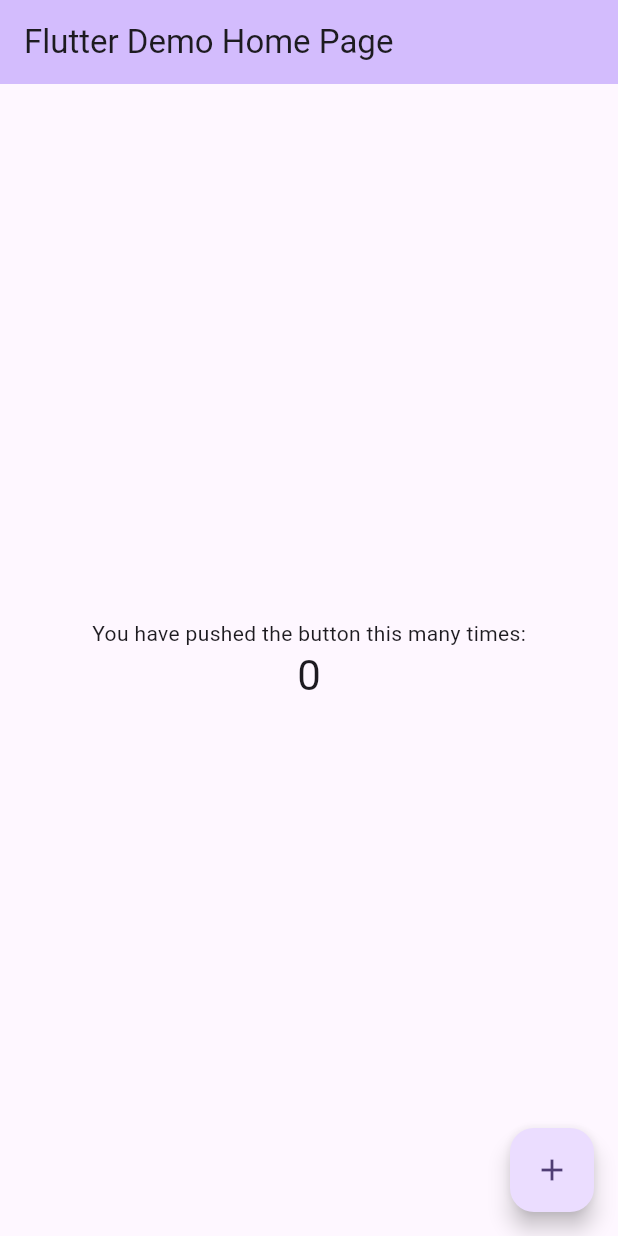
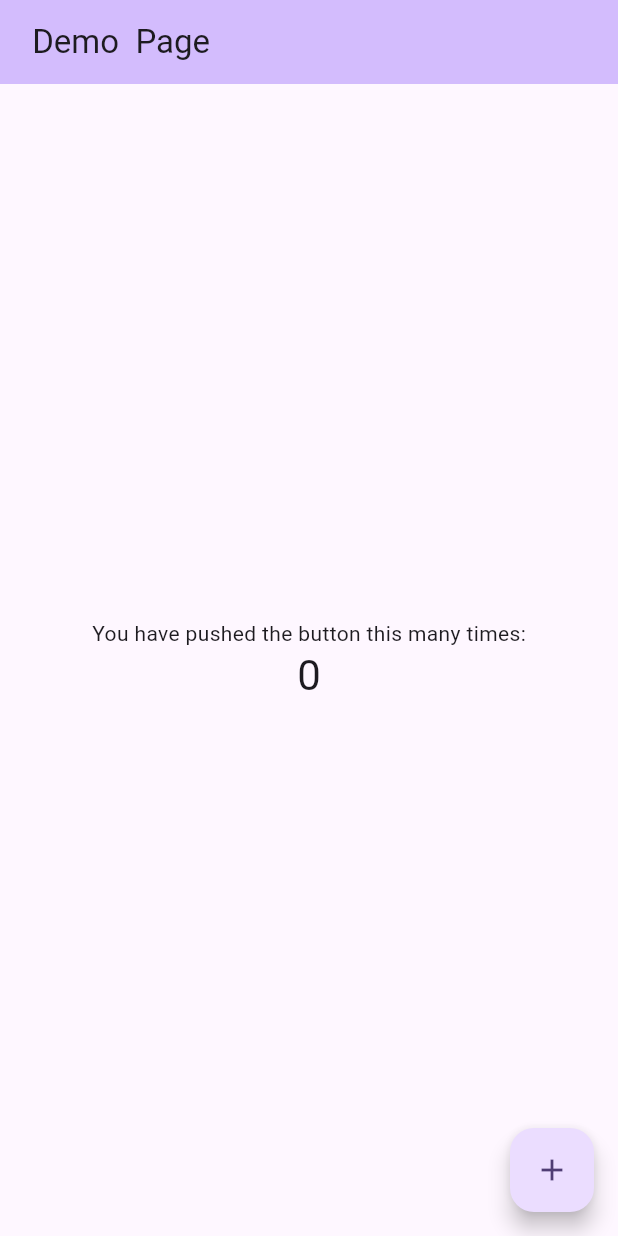
Before and after one commit to Aliood/flutter_weather_app, a Flutter app: the screen it shows after launch, on a phone screen of 412 x 824 dp. Run offline on Flutter 3.47's test engine with Material 3 defaults, Android fonts, the phone set to English and light mode, and no system bars.

```diff
--- a/lib/main.dart
+++ b/lib/main.dart
@@ -14,7 +14,7 @@ class MyApp extends StatelessWidget {
       theme: ThemeData(
         colorScheme: ColorScheme.fromSeed(seedColor: Colors.deepPurple),
       ),
-      home: const MyHomePage(title: 'Flutter Demo Home Page'),
+      home: const MyHomePage(title: ' Demo  Page'),
     );
   }
 }
```
Also changed, not shown: 16 other files.
